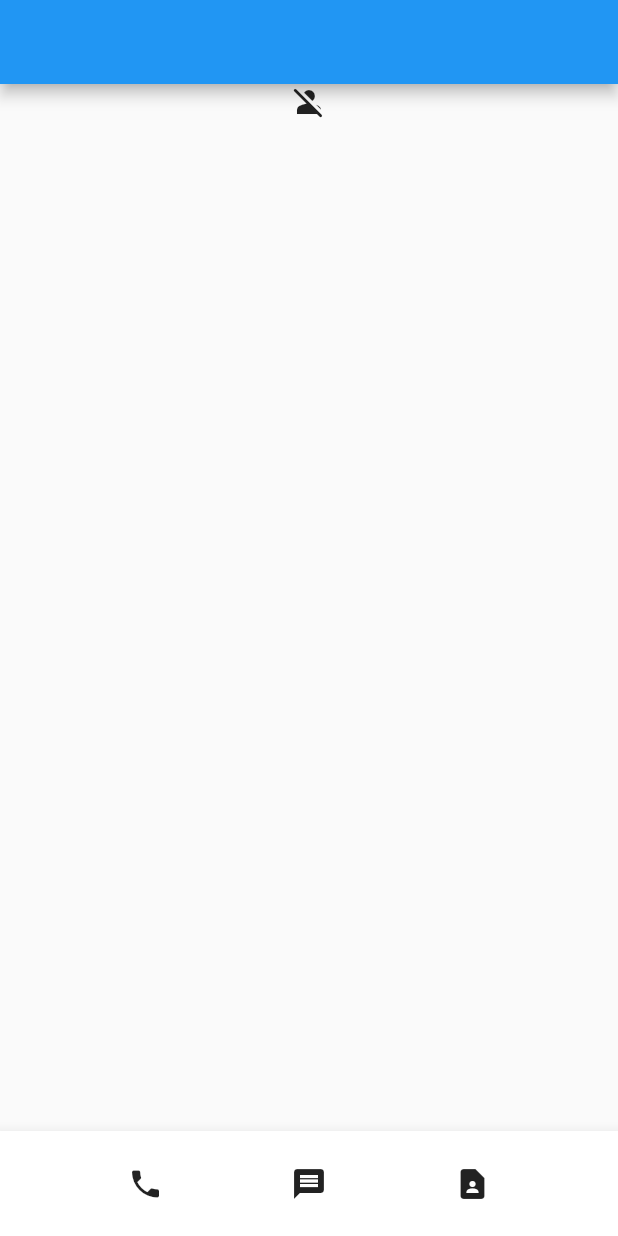
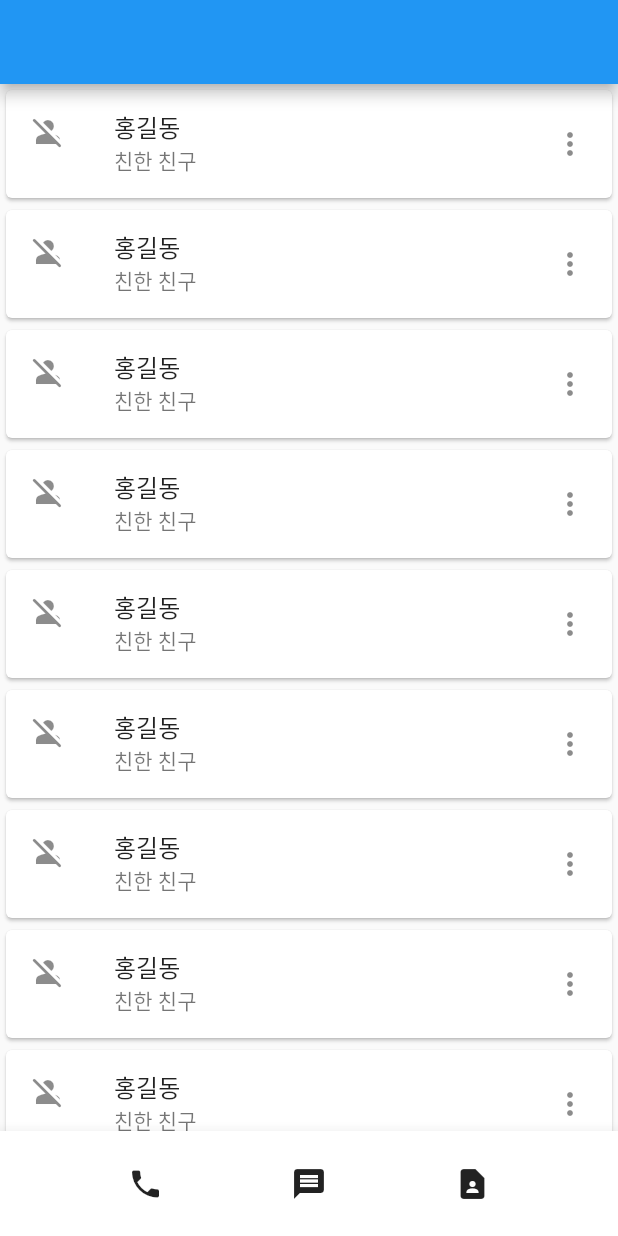
Before and after one commit to hogyun3709/flutter_first_tutorial, a Flutter app: the screen it shows after launch, on a phone screen of 412 x 824 dp. Run offline on Flutter 3.47's test engine with Material 2 defaults, Android fonts, the phone set to English and light mode, and no system bars.

Commit message:
Layout practice[widgets]: ListView.builder, Card, ListTile

```diff
--- a/lib/main.dart
+++ b/lib/main.dart
@@ -12,11 +12,19 @@ class MyApp extends StatelessWidget {
     return MaterialApp(
       home: Scaffold(
         appBar: AppBar(),
-        body: ListView(
-          children: const [
-            Icon(Icons.person_off_rounded)
-          ],
-        ),
+        body: ListView.builder(
+            itemCount: 30,
+            itemBuilder: (c, i) {
+              print(i);
+              return const Card(
+                child: ListTile(
+                  leading: Icon(Icons.person_off_rounded),
+                  title: Text('홍길동'),
+                  subtitle: Text('친한 친구'),
+                  trailing: Icon(Icons.more_vert),
+                ),
+              );
+            }),
         bottomNavigationBar: const BottomNavigation(),
       ),
     );
```
